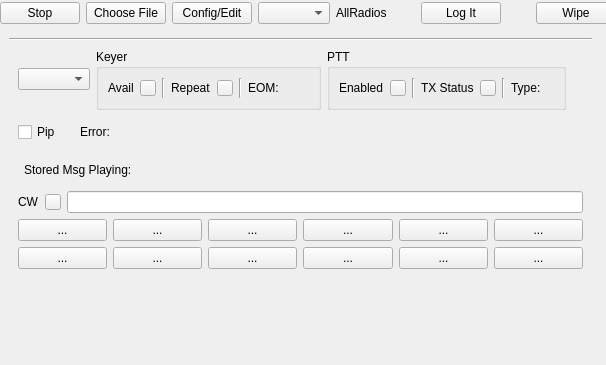
First picture: the form in mqt/MqtLogger/dmbuttonframe.ui, repository Rsclub22/Minos2-Mirror, before the edit.
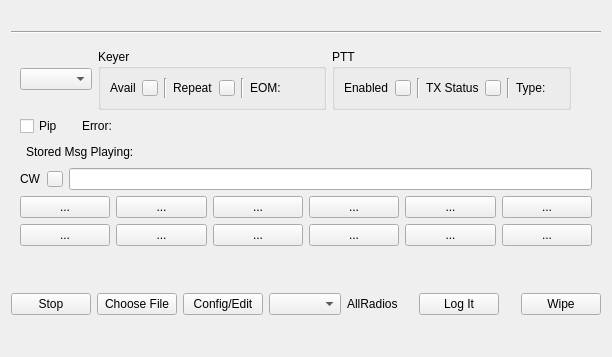
Second picture: the form after the edit.

Commit message: fix corrupted dmbuttonframe.ui and spelling mistake

```diff
--- a/mqt/MqtLogger/dmbuttonframe.ui
+++ b/mqt/MqtLogger/dmbuttonframe.ui
@@ -6,48 +6,30 @@
    <rect>
     <x>0</x>
     <y>0</y>
-    <width>606</width>
-    <height>365</height>
+    <width>612</width>
+    <height>357</height>
    </rect>
   </property>
   <property name="windowTitle">
    <string/>
   </property>
+  <layout class="QVBoxLayout" name="verticalLayout_3">
+   <item>
   <widget class="QLabel" name="nameLabel">
-   <property name="geometry">
-    <rect>
-     <x>9</x>
-     <y>9</y>
-     <width>16</width>
-     <height>16</height>
-    </rect>
-   </property>
    <property name="text">
     <string/>
    </property>
   </widget>
+   </item>
+   <item>
   <widget class="Line" name="line">
-   <property name="geometry">
-    <rect>
-     <x>9</x>
-     <y>31</y>
-     <width>583</width>
-     <height>16</height>
-    </rect>
-   </property>
    <property name="orientation">
-    <enum>Qt::Horizontal</enum>
-   </property>
-  </widget>
+      <enum>Qt::Orientation::Horizontal</enum>
+     </property>
+    </widget>
+   </item>
+   <item>
   <widget class="QFrame" name="FButtonFrame">
-   <property name="geometry">
-    <rect>
-     <x>9</x>
-     <y>40</y>
-     <width>583</width>
-     <height>238</height>
-    </rect>
-   </property>
    <layout class="QVBoxLayout" name="verticalLayout">
     <item>
      <layout class="QVBoxLayout" name="verticalLayout_2">
@@ -536,15 +518,21 @@
     </item>
    </layout>
   </widget>
-  <widget class="QWidget" name="layoutWidget">
-   <property name="geometry">
-    <rect>
-     <x>0</x>
-     <y>0</y>
-     <width>616</width>
-     <height>26</height>
-    </rect>
-   </property>
+   </item>
+   <item>
+    <spacer name="verticalSpacer_2">
+     <property name="orientation">
+      <enum>Qt::Orientation::Vertical</enum>
+     </property>
+     <property name="sizeHint" stdset="0">
+      <size>
+       <width>20</width>
+       <height>0</height>
+      </size>
+     </property>
+    </spacer>
+   </item>
+   <item>
    <layout class="QHBoxLayout" name="horizontalLayout_3">
     <item>
      <widget class="QPushButton" name="stopButton">
@@ -622,7 +610,21 @@
      </widget>
     </item>
    </layout>
-  </widget>
+   </item>
+   <item>
+    <spacer name="verticalSpacer">
+     <property name="orientation">
+      <enum>Qt::Orientation::Vertical</enum>
+     </property>
+     <property name="sizeHint" stdset="0">
+      <size>
+       <width>20</width>
+       <height>0</height>
+      </size>
+     </property>
+    </spacer>
+   </item>
+  </layout>
  </widget>
  <resources/>
  <connections/>
```
Left out of the diff: 38 changed lines with no effect on the pictures. Lines whose indentation alone changed are shown as unchanged. The commit also changes 1 other file.
